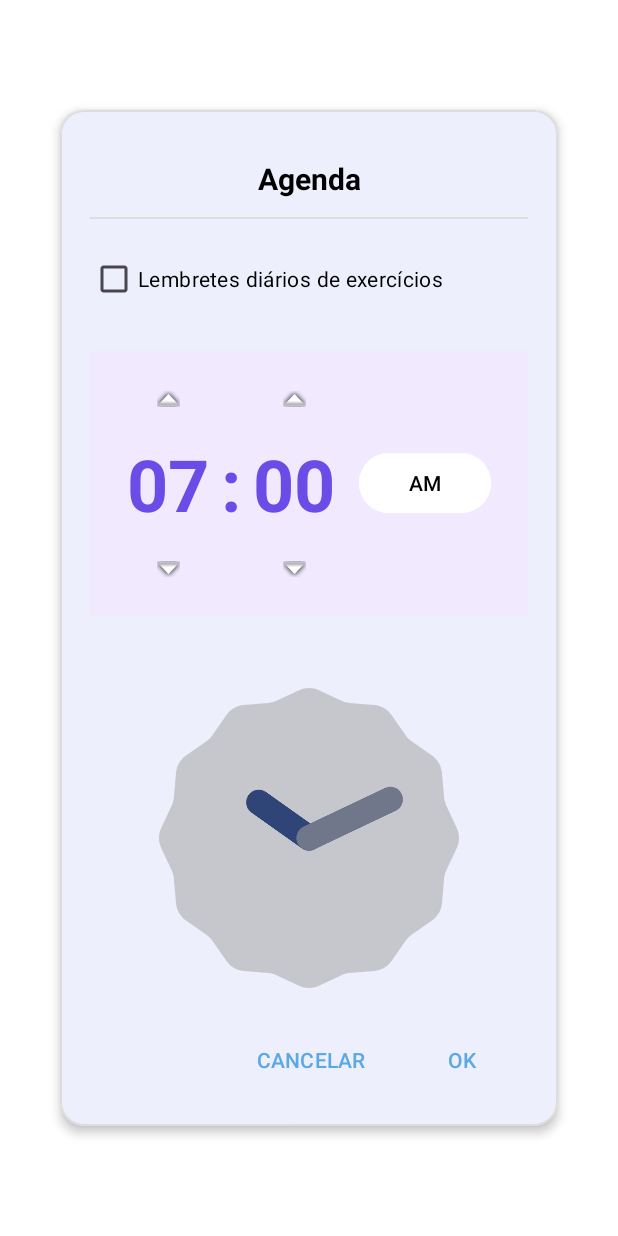
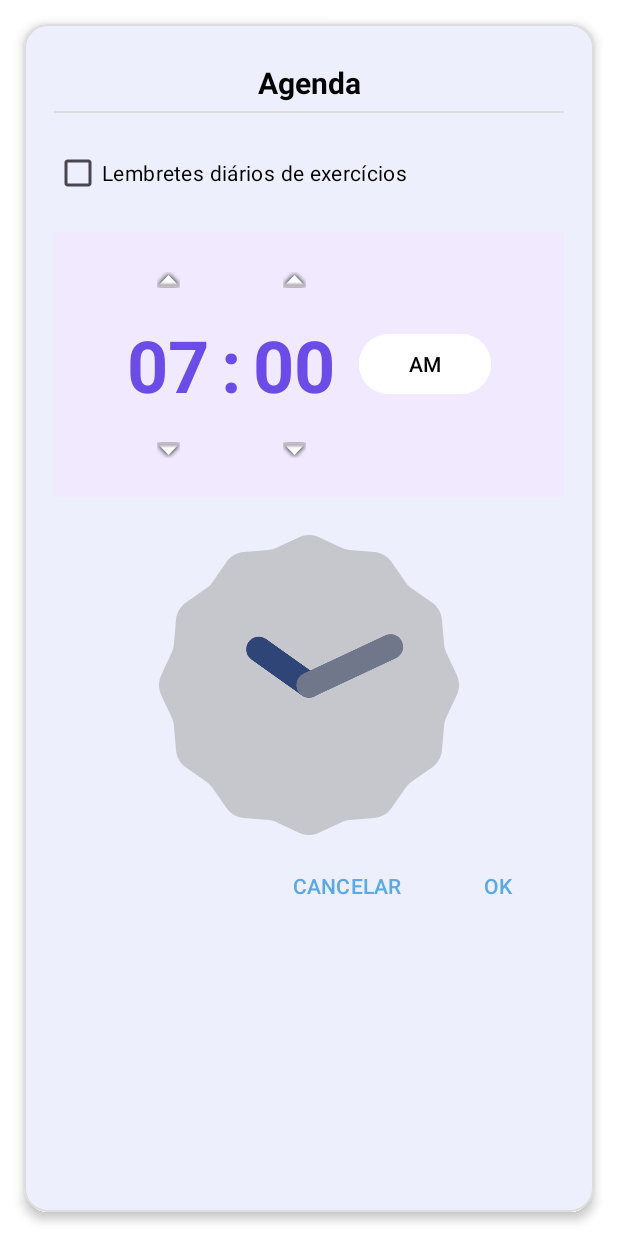
Before and after one commit to Gabriel-kuhn/CuidArtrite, an Android app: the AgendaActivity screen opened directly, with no data from a screen before it, on a phone screen of 412 x 824 dp. Run offline under Robolectric (Android 15) with nearby library versions, the phone set to English and light mode, and no system bars.

Commit message:
ajustes layout agenda

```diff
--- a/Android/app/src/main/res/layout/activity_agenda.xml
+++ b/Android/app/src/main/res/layout/activity_agenda.xml
@@ -5,13 +5,12 @@
     android:layout_width="match_parent"
     android:layout_height="match_parent"
     android:background="@color/white"
-    android:padding="24dp"
     tools:context=".view.AgendaActivity">
 
     <com.google.android.material.card.MaterialCardView
         android:layout_width="0dp"
-        android:layout_height="wrap_content"
-        android:layout_marginHorizontal="16dp"
+        android:layout_height="match_parent"
+        android:layout_margin="16dp"
         app:cardCornerRadius="16dp"
         app:cardElevation="4dp"
         app:layout_constraintBottom_toBottomOf="parent"
@@ -23,7 +22,7 @@
 
         <LinearLayout
             android:layout_width="match_parent"
-            android:layout_height="wrap_content"
+            android:layout_height="match_parent"
             android:orientation="vertical"
             android:padding="20dp">
 
@@ -32,7 +31,7 @@
                 android:layout_width="match_parent"
                 android:layout_height="wrap_content"
                 android:gravity="center"
-                android:paddingVertical="12dp"
+                android:paddingVertical="5dp"
                 android:text="Agenda"
                 android:textColor="@color/black"
                 android:textSize="20sp"
@@ -48,7 +47,7 @@
                 android:id="@+id/cbDailyExercises"
                 android:layout_width="wrap_content"
                 android:layout_height="wrap_content"
-                android:layout_marginBottom="24dp"
+                android:layout_marginBottom="15dp"
                 android:text="Lembretes diários de exercícios"
                 android:textColor="@color/black"
                 android:textSize="14sp" />
@@ -56,7 +55,7 @@
             <LinearLayout
                 android:layout_width="match_parent"
                 android:layout_height="wrap_content"
-                android:layout_marginBottom="24dp"
+                android:layout_marginBottom="15dp"
                 android:background="@color/lilas50"
                 android:gravity="center"
                 android:orientation="horizontal"
@@ -153,12 +152,13 @@
                 android:layout_width="200dp"
                 android:layout_height="200dp"
                 android:layout_gravity="center"
-                android:layout_marginVertical="24dp" />
+                android:layout_marginVertical="10dp" />
 
             <LinearLayout
                 android:layout_width="match_parent"
                 android:layout_height="wrap_content"
                 android:gravity="end"
+                android:layout_gravity="bottom"
                 android:orientation="horizontal">
 
                 <Button
```
